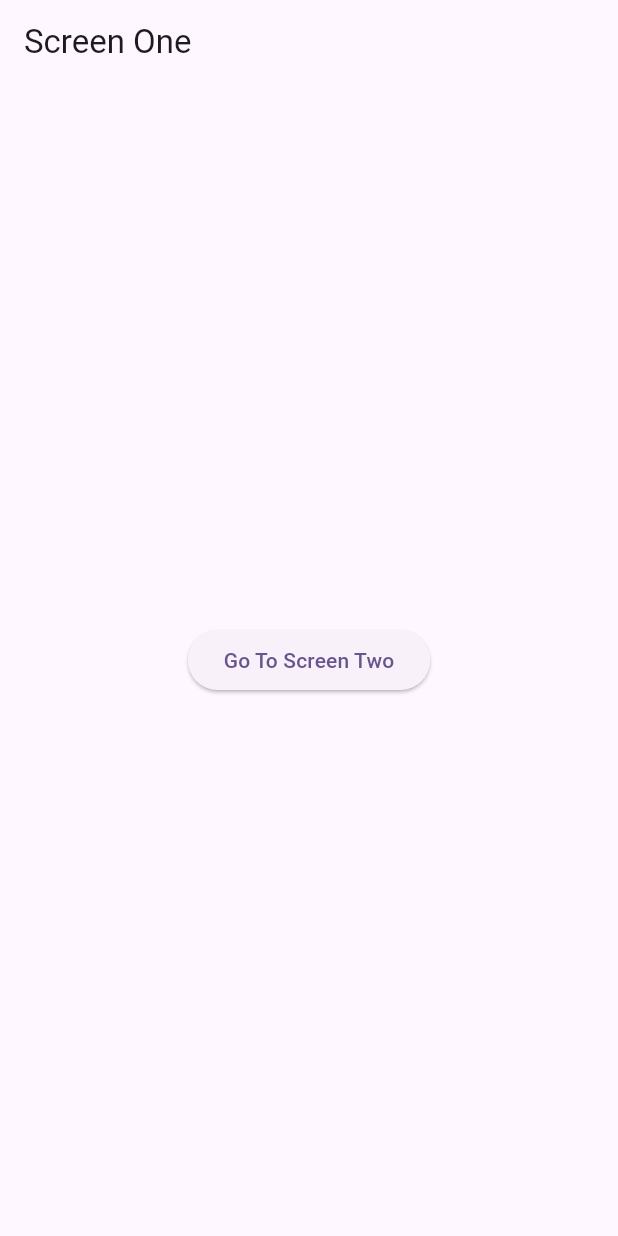
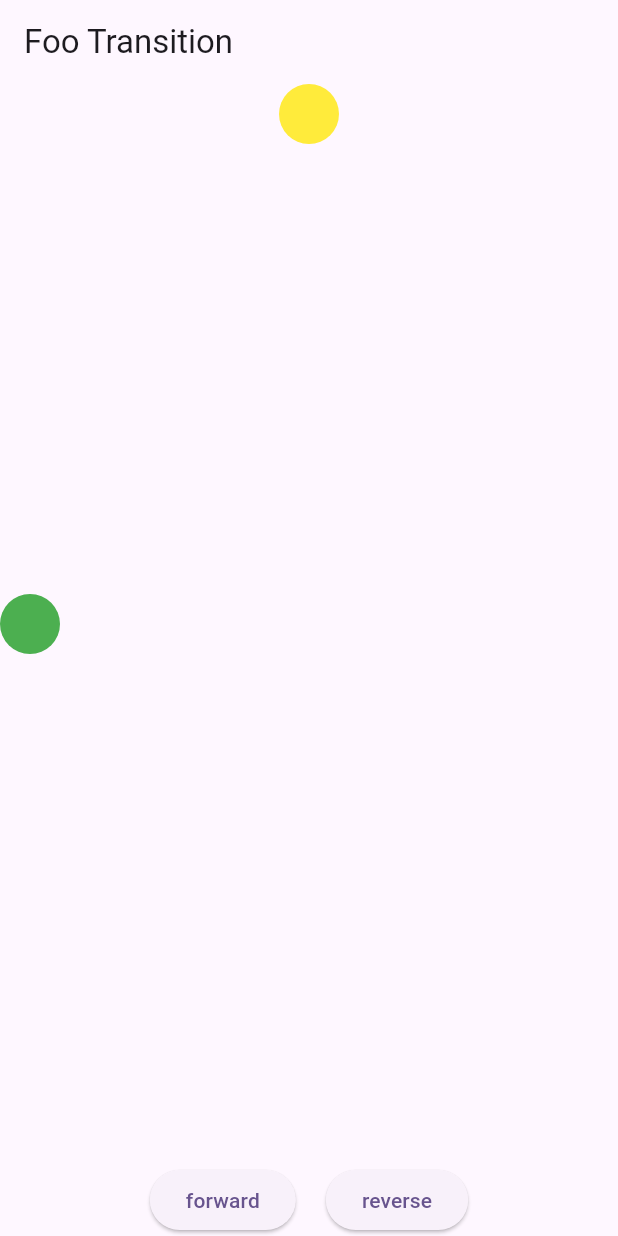
Before and after one commit to bishoyabdmariam/flutter_animations, a Flutter app: the screen it shows after launch, on a phone screen of 412 x 824 dp. Run offline on Flutter 3.47's test engine with Material 3 defaults, Android fonts, the phone set to English and light mode, and no system bars.

Commit message:
end of the 12 video of playlist

```diff
--- /dev/null
+++ b/lib/animation_object/foo_transition.dart
@@ -0,0 +1,135 @@
+import 'package:flutter/material.dart';
+
+class FooTransition extends StatefulWidget {
+  const FooTransition({super.key});
+
+  @override
+  State<FooTransition> createState() => _FooTransitionState();
+}
+
+class _FooTransitionState extends State<FooTransition>
+    with TickerProviderStateMixin {
+  late Animation<AlignmentGeometry> _greenAnimation;
+  late Animation<AlignmentGeometry> _yellowAnimation;
+  late AnimationController _yellowController;
+  late AnimationController _greenController;
+
+  @override
+  void initState() {
+    super.initState();
+
+    AnimationStatus.reverse;
+
+    _greenController = AnimationController(
+      vsync: this,
+      duration: const Duration(seconds: 1),
+      reverseDuration: const Duration(seconds: 1),
+    );
+    _yellowController = AnimationController(
+      vsync: this,
+      duration: const Duration(seconds: 1),
+      reverseDuration: const Duration(seconds: 1),
+    );
+    _yellowAnimation = Tween<AlignmentGeometry>(
+            begin: Alignment.topCenter, end: Alignment.bottomCenter)
+        .animate(_yellowController);
+    _greenAnimation = Tween<AlignmentGeometry>(
+            begin: Alignment.centerLeft, end: Alignment.centerRight)
+        .animate(
+      CurvedAnimation(
+        parent: _greenController,
+        curve: Curves.easeInOutBack,
+        reverseCurve: Curves.easeInOutCirc,
+      ),
+    );
+
+    _greenController.addStatusListener((status) {
+      print('_greenController $status');
+      if (status == AnimationStatus.completed||status == AnimationStatus.dismissed) {
+        if (_yellowController.status != AnimationStatus.completed) {
+          _yellowController.forward();
+        } else {
+          _yellowController.reverse();
+        }
+      }
+    });
+
+    _yellowController.addStatusListener((status) {
+      print('_yellowController $status');
+      if (status == AnimationStatus.completed||status == AnimationStatus.dismissed) {
+        if (_greenController.status != AnimationStatus.completed) {
+          _greenController.forward();
+        } else {
+          _greenController.reverse();
+        }
+      }
+    });
+  }
+
+  @override
+  Widget build(BuildContext context) {
+    return Scaffold(
+      appBar: AppBar(
+        title: const Text(
+          "Foo Transition",
+        ),
+      ),
+      body: Center(
+        child: Column(
+          children: [
+            _stackWidgets(),
+            _controlButtons(),
+          ],
+        ),
+      ),
+    );
+  }
+
+  Widget _stackWidgets() {
+    return Expanded(
+      child: Stack(
+        children: [
+          AlignTransition(
+            alignment: _greenAnimation,
+            child: const CircleAvatar(
+              backgroundColor: Colors.green,
+            ),
+          ),
+          AlignTransition(
+            alignment: _yellowAnimation,
+            child: const CircleAvatar(
+              backgroundColor: Colors.yellow,
+            ),
+          ),
+        ],
+      ),
+    );
+  }
+
+  Widget _controlButtons() {
+    return Wrap(
+      alignment: WrapAlignment.spaceBetween,
+      children: [
+        ElevatedButton(
+          onPressed: () {
+            _greenController.forward();
+          },
+          child: const Text(
+            "forward",
+          ),
+        ),
+        const SizedBox(
+          width: 20,
+        ),
+        ElevatedButton(
+          onPressed: () {
+            _greenController.reverse();
+          },
+          child: const Text(
+            "reverse",
+          ),
+        ),
+      ],
+    );
+  }
+}
--- a/lib/main.dart
+++ b/lib/main.dart
@@ -1,5 +1,6 @@
 import 'package:flutter/material.dart';
 import 'package:flutter_animation/animated_foo/part_one_foo_duration.dart';
+import 'package:flutter_animation/animation_object/foo_transition.dart';
 import 'package:flutter_animation/tween_animation/screen_one.dart';
 
 void main() {
@@ -18,7 +19,7 @@ class MyApp extends StatelessWidget {
         colorScheme: ColorScheme.fromSeed(seedColor: Colors.deepPurple),
         useMaterial3: true,
       ),
-      home: const ScreenOne(),
+      home: const FooTransition(),
     );
   }
 }
```
